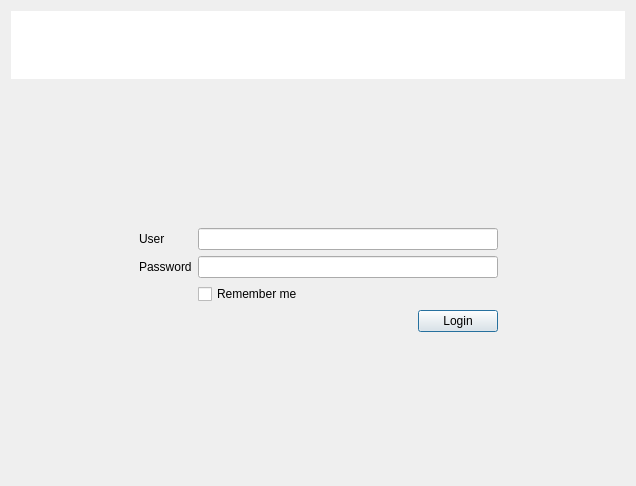
This is Include/imtauthgui/CStandardLoginGuiComp.ui in ImagingTools/ImtCore as Qt 5 draws it before an edit. The edited form follows.
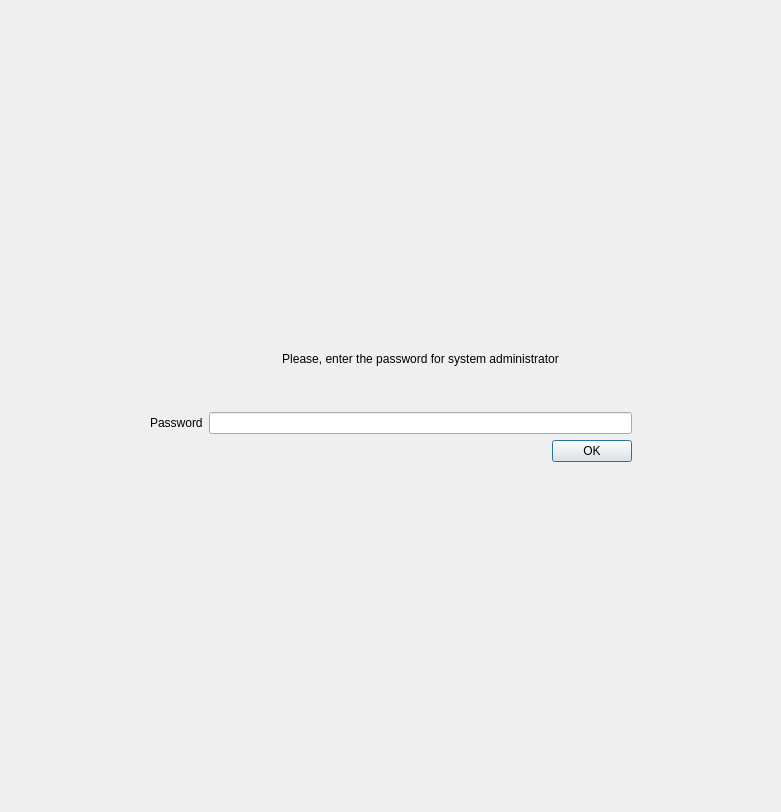
This is the edited form. The open tabs and pages were chosen to show the change. Icons and pictures are not drawn.

Commit message: Acula CStandardLoginGuiComp corrected

```diff
--- a/Include/imtauthgui/CStandardLoginGuiComp.ui
+++ b/Include/imtauthgui/CStandardLoginGuiComp.ui
@@ -6,66 +6,128 @@
    <rect>
     <x>0</x>
     <y>0</y>
-    <width>636</width>
-    <height>486</height>
+    <width>781</width>
+    <height>812</height>
    </rect>
   </property>
   <property name="windowTitle">
    <string>Form</string>
   </property>
-  <layout class="QGridLayout" name="gridLayout_2" rowstretch="1,1000,1,1000" columnstretch="1000,1,1000">
-   <item row="0" column="0" colspan="3">
-    <widget class="QTextEdit" name="LoginLogText">
-     <property name="maximumSize">
-      <size>
-       <width>16777215</width>
-       <height>80</height>
-      </size>
-     </property>
-     <property name="styleSheet">
-      <string notr="true"></string>
-     </property>
-     <property name="frameShape">
-      <enum>QFrame::NoFrame</enum>
-     </property>
-     <property name="verticalScrollBarPolicy">
-      <enum>Qt::ScrollBarAlwaysOff</enum>
-     </property>
-     <property name="horizontalScrollBarPolicy">
-      <enum>Qt::ScrollBarAlwaysOff</enum>
-     </property>
-     <property name="readOnly">
-      <bool>true</bool>
-     </property>
-    </widget>
-   </item>
-   <item row="1" column="1">
-    <spacer name="verticalSpacer">
-     <property name="orientation">
-      <enum>Qt::Vertical</enum>
-     </property>
-     <property name="sizeHint" stdset="0">
-      <size>
-       <width>17</width>
-       <height>311</height>
-      </size>
-     </property>
-    </spacer>
-   </item>
-   <item row="2" column="0">
-    <spacer name="horizontalSpacer_5">
+  <layout class="QGridLayout" name="gridLayout" rowstretch="100,1,100" columnstretch="100,1,100">
+   <property name="leftMargin">
+    <number>0</number>
+   </property>
+   <property name="topMargin">
+    <number>0</number>
+   </property>
+   <property name="rightMargin">
+    <number>0</number>
+   </property>
+   <property name="bottomMargin">
+    <number>0</number>
+   </property>
+   <property name="spacing">
+    <number>0</number>
+   </property>
+   <item row="1" column="2">
+    <spacer name="horizontalSpacer_6">
      <property name="orientation">
       <enum>Qt::Horizontal</enum>
      </property>
      <property name="sizeHint" stdset="0">
       <size>
-       <width>115</width>
-       <height>17</height>
+       <width>218</width>
+       <height>20</height>
       </size>
      </property>
     </spacer>
    </item>
    <item row="2" column="1">
+    <spacer name="verticalSpacer_30">
+     <property name="orientation">
+      <enum>Qt::Vertical</enum>
+     </property>
+     <property name="sizeHint" stdset="0">
+      <size>
+       <width>20</width>
+       <height>140</height>
+      </size>
+     </property>
+    </spacer>
+   </item>
+   <item row="0" column="1">
+    <spacer name="verticalSpacer_31">
+     <property name="orientation">
+      <enum>Qt::Vertical</enum>
+     </property>
+     <property name="sizeHint" stdset="0">
+      <size>
+       <width>20</width>
+       <height>140</height>
+      </size>
+     </property>
+    </spacer>
+   </item>
+   <item row="1" column="0">
+    <spacer name="horizontalSpacer_2">
+     <property name="orientation">
+      <enum>Qt::Horizontal</enum>
+     </property>
+     <property name="sizeHint" stdset="0">
+      <size>
+       <width>219</width>
+       <height>20</height>
+      </size>
+     </property>
+    </spacer>
+   </item>
+   <item row="1" column="1">
+    <widget class="QWidget" name="MainFrame" native="true">
+     <property name="minimumSize">
+      <size>
+       <width>500</width>
+       <height>675</height>
+      </size>
+     </property>
+     <layout class="QVBoxLayout" name="verticalLayout_2">
+      <property name="spacing">
+       <number>0</number>
+      </property>
+      <property name="leftMargin">
+       <number>0</number>
+      </property>
+      <property name="topMargin">
+       <number>0</number>
+      </property>
+      <property name="rightMargin">
+       <number>0</number>
+      </property>
+      <property name="bottomMargin">
+       <number>0</number>
+      </property>
+      <item>
+       <widget class="QStackedWidget" name="StackedWidget">
+        <property name="currentIndex">
+         <number>2</number>
+        </property>
+        <widget class="QWidget" name="LoginPage">
+         <layout class="QVBoxLayout" name="verticalLayout_6">
+          <property name="spacing">
+           <number>0</number>
+          </property>
+          <property name="leftMargin">
+           <number>0</number>
+          </property>
+          <property name="topMargin">
+           <number>0</number>
+          </property>
+          <property name="rightMargin">
+           <number>0</number>
+          </property>
+          <property name="bottomMargin">
+           <number>0</number>
+          </property>
+          <item>
     <widget class="QFrame" name="LoginFrame">
      <property name="frameShape">
       <enum>QFrame::NoFrame</enum>
@@ -73,15 +135,8 @@
      <property name="frameShadow">
       <enum>QFrame::Raised</enum>
      </property>
-     <layout class="QGridLayout" name="gridLayout">
-      <item row="0" column="0">
-       <widget class="QLabel" name="label">
-        <property name="text">
-         <string>User</string>
-        </property>
-       </widget>
-      </item>
-      <item row="0" column="1">
+            <layout class="QGridLayout" name="gridLayout_2">
+             <item row="3" column="1">
        <widget class="QLineEdit" name="UserEdit">
         <property name="minimumSize">
          <size>
@@ -89,30 +144,56 @@
           <height>0</height>
          </size>
         </property>
-       </widget>
-      </item>
-      <item row="1" column="0">
+               <property name="focusPolicy">
+                <enum>Qt::StrongFocus</enum>
+               </property>
+              </widget>
+             </item>
+             <item row="3" column="0">
+              <widget class="QLabel" name="label">
+               <property name="text">
+                <string>User</string>
+               </property>
+              </widget>
+             </item>
+             <item row="4" column="0">
        <widget class="QLabel" name="PasswordLabel">
         <property name="text">
          <string>Password</string>
         </property>
        </widget>
       </item>
-      <item row="1" column="1">
-       <widget class="QLineEdit" name="PasswordEdit">
-        <property name="echoMode">
-         <enum>QLineEdit::Password</enum>
-        </property>
-       </widget>
-      </item>
-      <item row="2" column="1">
+             <item row="5" column="1">
        <widget class="QCheckBox" name="RememberMe">
         <property name="text">
          <string>Remember me</string>
         </property>
        </widget>
       </item>
-      <item row="3" column="1">
+             <item row="0" column="1">
+              <spacer name="verticalSpacer">
+               <property name="orientation">
+                <enum>Qt::Vertical</enum>
+               </property>
+               <property name="sizeHint" stdset="0">
+                <size>
+                 <width>20</width>
+                 <height>40</height>
+                </size>
+               </property>
+              </spacer>
+             </item>
+             <item row="1" column="1">
+              <widget class="QLabel" name="LoginMessage">
+               <property name="text">
+                <string>Please enter your credentials to log in.</string>
+               </property>
+               <property name="alignment">
+                <set>Qt::AlignCenter</set>
+               </property>
+              </widget>
+             </item>
+             <item row="6" column="1">
        <layout class="QHBoxLayout" name="horizontalLayout">
         <item>
          <widget class="QLabel" name="PasswordMessage">
@@ -150,39 +231,228 @@
         </item>
        </layout>
       </item>
-     </layout>
-    </widget>
-   </item>
-   <item row="2" column="2">
-    <spacer name="horizontalSpacer_6">
-     <property name="orientation">
-      <enum>Qt::Horizontal</enum>
-     </property>
-     <property name="sizeHint" stdset="0">
-      <size>
-       <width>115</width>
-       <height>17</height>
-      </size>
-     </property>
-    </spacer>
-   </item>
-   <item row="3" column="1">
+             <item row="4" column="1">
+              <widget class="QLineEdit" name="PasswordEdit">
+               <property name="echoMode">
+                <enum>QLineEdit::Password</enum>
+               </property>
+              </widget>
+             </item>
+             <item row="7" column="1">
     <spacer name="verticalSpacer_2">
      <property name="orientation">
       <enum>Qt::Vertical</enum>
      </property>
      <property name="sizeHint" stdset="0">
       <size>
-       <width>17</width>
-       <height>128</height>
+                 <width>20</width>
+                 <height>40</height>
       </size>
      </property>
     </spacer>
    </item>
-  </layout>
- </widget>
- <resources>
-  <include location="../imtgui/imtguidark.qrc"/>
- </resources>
+             <item row="2" column="1">
+              <spacer name="verticalSpacer_4">
+               <property name="orientation">
+                <enum>Qt::Vertical</enum>
+               </property>
+               <property name="sizeType">
+                <enum>QSizePolicy::Fixed</enum>
+               </property>
+               <property name="sizeHint" stdset="0">
+                <size>
+                 <width>20</width>
+                 <height>40</height>
+                </size>
+               </property>
+              </spacer>
+             </item>
+            </layout>
+           </widget>
+          </item>
+         </layout>
+        </widget>
+        <widget class="QWidget" name="SuPasswordPage">
+         <property name="minimumSize">
+          <size>
+           <width>0</width>
+           <height>0</height>
+          </size>
+         </property>
+         <layout class="QVBoxLayout" name="verticalLayout_4">
+          <property name="spacing">
+           <number>0</number>
+          </property>
+          <property name="leftMargin">
+           <number>0</number>
+          </property>
+          <property name="topMargin">
+           <number>0</number>
+          </property>
+          <property name="rightMargin">
+           <number>0</number>
+          </property>
+          <property name="bottomMargin">
+           <number>0</number>
+          </property>
+          <item>
+           <widget class="QFrame" name="PasswordFrame">
+            <property name="frameShape">
+             <enum>QFrame::NoFrame</enum>
+            </property>
+            <property name="frameShadow">
+             <enum>QFrame::Raised</enum>
+            </property>
+            <layout class="QGridLayout" name="gridLayout_3">
+             <item row="4" column="1">
+              <layout class="QHBoxLayout" name="horizontalLayout_3">
+               <item>
+                <widget class="QLabel" name="SuPasswordMessage">
+                 <property name="text">
+                  <string/>
+                 </property>
+                </widget>
+               </item>
+               <item>
+                <spacer name="horizontalSpacer_5">
+                 <property name="orientation">
+                  <enum>Qt::Horizontal</enum>
+                 </property>
+                 <property name="sizeHint" stdset="0">
+                  <size>
+                   <width>40</width>
+                   <height>20</height>
+                  </size>
+                 </property>
+                </spacer>
+               </item>
+               <item>
+                <widget class="QPushButton" name="SetPasswordButton">
+                 <property name="text">
+                  <string>OK</string>
+                 </property>
+                 <property name="default">
+                  <bool>true</bool>
+                 </property>
+                </widget>
+               </item>
+              </layout>
+             </item>
+             <item row="1" column="1">
+              <widget class="QLabel" name="LoginMessage_2">
+               <property name="text">
+                <string>Please, enter the password for system administrator</string>
+               </property>
+               <property name="alignment">
+                <set>Qt::AlignCenter</set>
+               </property>
+              </widget>
+             </item>
+             <item row="0" column="1">
+              <spacer name="verticalSpacer_6">
+               <property name="orientation">
+                <enum>Qt::Vertical</enum>
+               </property>
+               <property name="sizeHint" stdset="0">
+                <size>
+                 <width>20</width>
+                 <height>40</height>
+                </size>
+               </property>
+              </spacer>
+             </item>
+             <item row="3" column="0">
+              <widget class="QLabel" name="PasswordLabel_3">
+               <property name="text">
+                <string>Password</string>
+               </property>
+              </widget>
+             </item>
+             <item row="3" column="1">
+              <widget class="QLineEdit" name="SuPasswordEdit">
+               <property name="echoMode">
+                <enum>QLineEdit::Password</enum>
+               </property>
+              </widget>
+             </item>
+             <item row="2" column="1">
+              <spacer name="verticalSpacer_3">
+               <property name="orientation">
+                <enum>Qt::Vertical</enum>
+               </property>
+               <property name="sizeType">
+                <enum>QSizePolicy::Fixed</enum>
+               </property>
+               <property name="sizeHint" stdset="0">
+                <size>
+                 <width>20</width>
+                 <height>40</height>
+                </size>
+               </property>
+              </spacer>
+             </item>
+             <item row="5" column="1">
+              <spacer name="verticalSpacer_8">
+               <property name="orientation">
+                <enum>Qt::Vertical</enum>
+               </property>
+               <property name="sizeHint" stdset="0">
+                <size>
+                 <width>20</width>
+                 <height>40</height>
+                </size>
+               </property>
+              </spacer>
+             </item>
+            </layout>
+           </widget>
+          </item>
+         </layout>
+        </widget>
+        <widget class="QWidget" name="ConnectionPage">
+         <layout class="QVBoxLayout" name="verticalLayout_3">
+          <property name="spacing">
+           <number>0</number>
+          </property>
+          <property name="leftMargin">
+           <number>0</number>
+          </property>
+          <property name="topMargin">
+           <number>0</number>
+          </property>
+          <property name="rightMargin">
+           <number>0</number>
+          </property>
+          <property name="bottomMargin">
+           <number>0</number>
+          </property>
+          <item>
+           <widget class="QLabel" name="NoConnection">
+            <property name="text">
+             <string>No connection to the server</string>
+            </property>
+            <property name="alignment">
+             <set>Qt::AlignCenter</set>
+            </property>
+           </widget>
+          </item>
+         </layout>
+        </widget>
+       </widget>
+      </item>
+     </layout>
+    </widget>
+   </item>
+  </layout>
+ </widget>
+ <tabstops>
+  <tabstop>UserEdit</tabstop>
+  <tabstop>PasswordEdit</tabstop>
+  <tabstop>RememberMe</tabstop>
+  <tabstop>LoginButton</tabstop>
+  <tabstop>SuPasswordEdit</tabstop>
+  <tabstop>SetPasswordButton</tabstop>
+ </tabstops>
+ <resources/>
  <connections/>
 </ui>
```
Left out of the diff: 2 changed lines with no effect on the pictures. Lines whose indentation alone changed are shown as unchanged. The commit also changes 5 other files.
